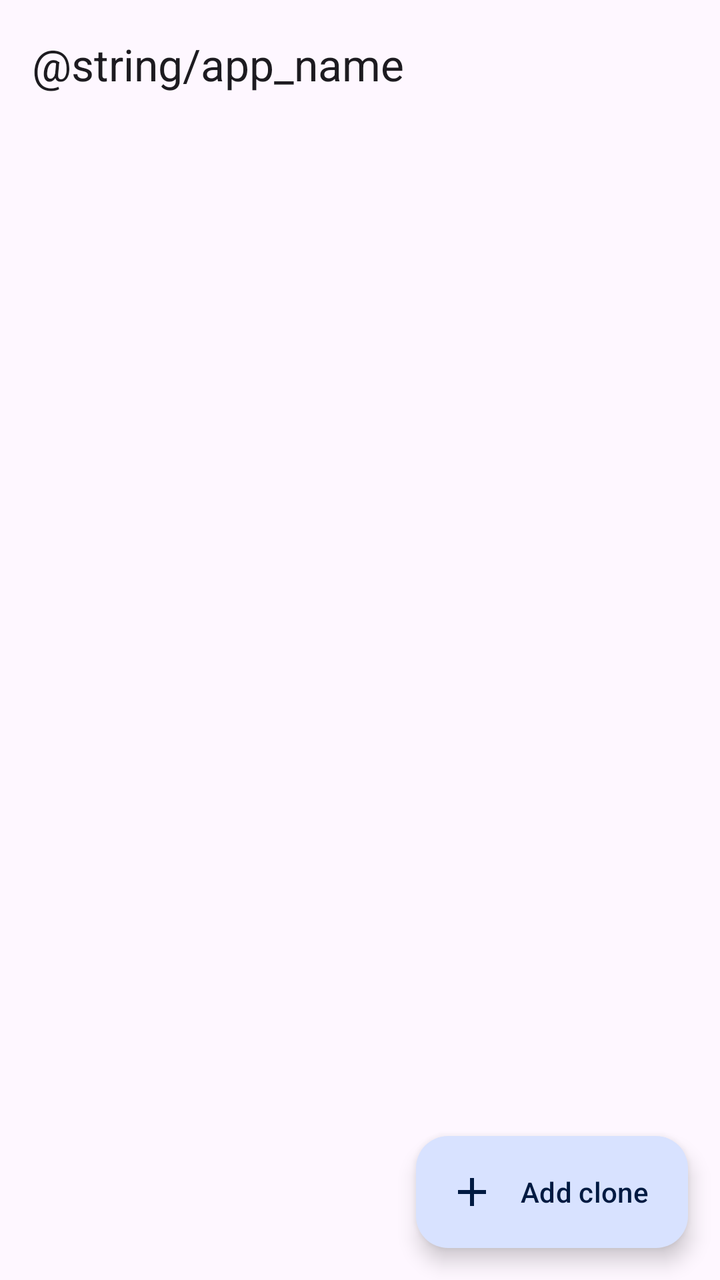
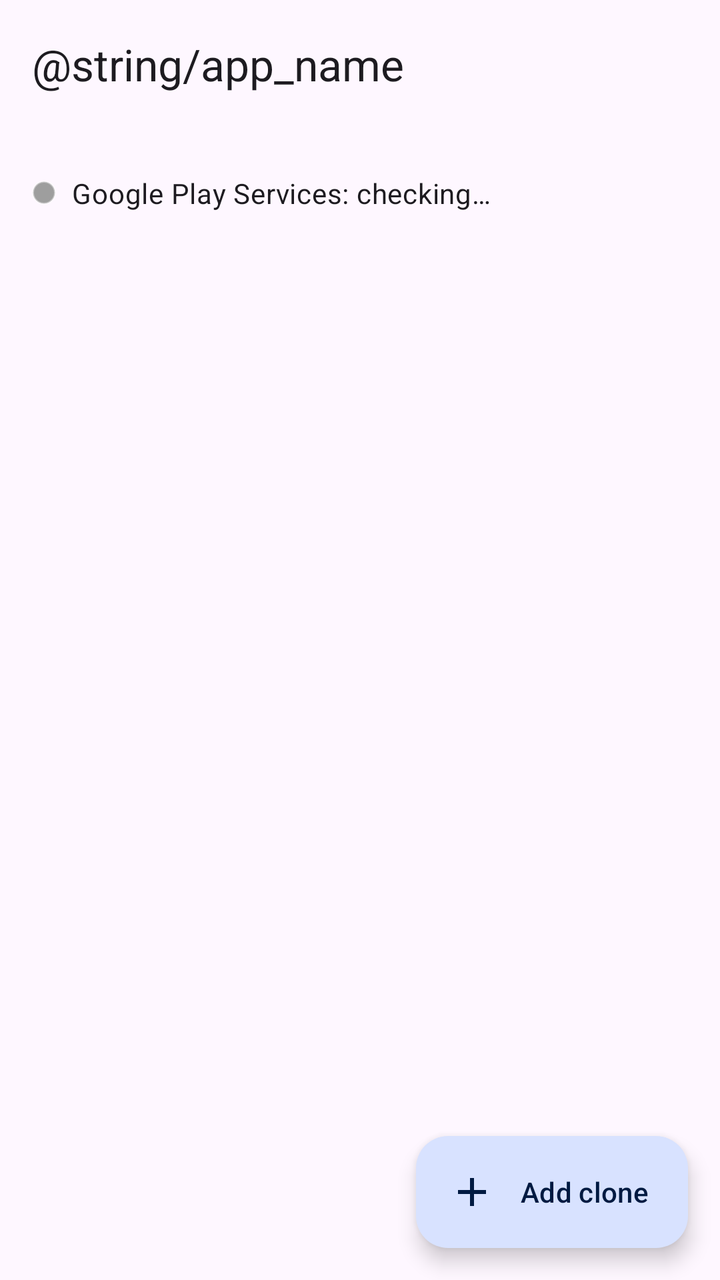

Compare the two renders of this Android layout. The source of the first and the diff that turns it into the second are given below.
<!-- AndroidManifest.xml: application theme Theme.DualSpace -->
<!-- res/layout/activity_main.xml -->
<?xml version="1.0" encoding="utf-8"?>
<androidx.coordinatorlayout.widget.CoordinatorLayout xmlns:android="http://schemas.android.com/apk/res/android"
    xmlns:app="http://schemas.android.com/apk/res-auto"
    android:layout_width="match_parent"
    android:layout_height="match_parent"
    android:background="?attr/colorSurface">

    <com.google.android.material.appbar.AppBarLayout
        android:id="@+id/appbar"
        android:layout_width="match_parent"
        android:layout_height="wrap_content"
        android:fitsSystemWindows="true">

        <com.google.android.material.appbar.MaterialToolbar
            android:id="@+id/toolbar"
            android:layout_width="match_parent"
            android:layout_height="?attr/actionBarSize"
            app:title="@string/app_name" />

        <LinearLayout
            android:layout_width="match_parent"
            android:layout_height="wrap_content"
            android:orientation="horizontal"
            android:paddingStart="16dp"
            android:paddingEnd="16dp"
            android:paddingBottom="12dp">

            <TextView
                android:id="@+id/subtitle"
                android:layout_width="0dp"
                android:layout_height="wrap_content"
                android:layout_weight="1"
                android:textAppearance="?attr/textAppearanceBodyMedium"
                android:textColor="?attr/colorOnSurfaceVariant" />

            <TextView
                android:id="@+id/storage"
                android:layout_width="wrap_content"
                android:layout_height="wrap_content"
                android:textAppearance="?attr/textAppearanceBodyMedium"
                android:textColor="?attr/colorOnSurfaceVariant" />
        </LinearLayout>
    </com.google.android.material.appbar.AppBarLayout>

    <androidx.recyclerview.widget.RecyclerView
        android:id="@+id/grid"
        android:layout_width="match_parent"
        android:layout_height="match_parent"
        android:clipToPadding="false"
        android:padding="8dp"
        android:paddingBottom="96dp"
        app:layout_behavior="@string/appbar_scrolling_view_behavior" />

    <LinearLayout
        android:id="@+id/empty"
        android:layout_width="match_parent"
        android:layout_height="match_parent"
        android:gravity="center"
        android:orientation="vertical"
        android:padding="32dp"
        android:visibility="gone"
        app:layout_behavior="@string/appbar_scrolling_view_behavior">

        <ImageView
            android:layout_width="96dp"
            android:layout_height="96dp"
            android:alpha="0.6"
            android:contentDescription="@null"
            android:src="@drawable/ic_logo"
            app:tint="?attr/colorPrimary" />

        <TextView
            android:layout_width="wrap_content"
            android:layout_height="wrap_content"
            android:layout_marginTop="16dp"
            android:gravity="center"
            android:text="@string/empty_title"
            android:textAppearance="?attr/textAppearanceTitleMedium" />

        <TextView
            android:layout_width="wrap_content"
            android:layout_height="wrap_content"
            android:layout_marginTop="8dp"
            android:gravity="center"
            android:text="@string/empty_desc"
            android:textAppearance="?attr/textAppearanceBodyMedium"
            android:textColor="?attr/colorOnSurfaceVariant" />
    </LinearLayout>

    <com.google.android.material.progressindicator.LinearProgressIndicator
        android:id="@+id/progress"
        android:layout_width="match_parent"
        android:layout_height="wrap_content"
        android:indeterminate="true"
        android:visibility="gone"
        app:layout_anchor="@id/appbar"
        app:layout_anchorGravity="bottom" />

    <com.google.android.material.floatingactionbutton.ExtendedFloatingActionButton
        android:id="@+id/fab"
        android:layout_width="wrap_content"
        android:layout_height="wrap_content"
        android:layout_gravity="bottom|end"
        android:layout_margin="16dp"
        android:text="@string/action_add_clone"
        app:icon="@drawable/ic_add" />
</androidx.coordinatorlayout.widget.CoordinatorLayout>
<!-- resources referenced by this layout -->
<resources>
  <!-- drawable ic_add (drawable) -->
  <vector xmlns:android="http://schemas.android.com/apk/res/android" android:width="24dp" android:height="24dp" android:viewportWidth="24" android:viewportHeight="24" android:tint="?attr/colorControlNormal">
      <path android:fillColor="@android:color/white" android:pathData="M19,13h-6v6h-2v-6H5v-2h6V5h2v6h6v2z" />
  </vector>
  <!-- drawable ic_logo (drawable) -->
  <vector xmlns:android="http://schemas.android.com/apk/res/android"
      android:width="108dp" android:height="108dp"
      android:viewportWidth="108" android:viewportHeight="108">
      <path android:fillColor="#FFFFFF" android:fillAlpha="0.55"
          android:pathData="M30,26 h36 a8,8 0 0 1 8,8 v36 a8,8 0 0 1 -8,8 h-36 a8,8 0 0 1 -8,-8 v-36 a8,8 0 0 1 8,-8 z" />
      <path android:fillColor="#FFFFFF"
          android:pathData="M42,38 h36 a8,8 0 0 1 8,8 v36 a8,8 0 0 1 -8,8 h-36 a8,8 0 0 1 -8,-8 v-36 a8,8 0 0 1 8,-8 z" />
      <path android:fillColor="#1E63C8"
          android:pathData="M57,52 h6 v8 h8 v6 h-8 v8 h-6 v-8 h-8 v-6 h8 z" />
  </vector>
  <string name="action_add_clone">Add clone</string>
  <string name="empty_desc">Tap “Add clone” to create a second copy of any app. You can clone the same app as many times as you like.</string>
  <string name="empty_title">No clones yet</string>
  <style name="Theme.DualSpace" parent="Theme.Material3.DayNight.NoActionBar">
          <item name="colorPrimary">@color/seed_primary</item>
          <item name="colorOnPrimary">@android:color/white</item>
          <item name="colorPrimaryContainer">@color/seed_primary_container</item>
          <item name="colorOnPrimaryContainer">@color/seed_on_primary_container</item>
          <item name="colorSecondary">@color/seed_secondary</item>
          <item name="android:statusBarColor">@android:color/transparent</item>
          <item name="android:windowLightStatusBar">true</item>
          <item name="android:navigationBarColor">@android:color/transparent</item>
      </style>
  <color name="seed_primary">#1E63C8</color>
  <color name="seed_primary_container">#D8E2FF</color>
  <color name="seed_on_primary_container">#001A41</color>
  <color name="seed_secondary">#00A67E</color>
</resources>

<!-- the commit's change to res/layout/activity_main.xml (unified diff, before → after) -->
@@ -22,8 +22,7 @@
             android:layout_height="wrap_content"
             android:orientation="horizontal"
             android:paddingStart="16dp"
-            android:paddingEnd="16dp"
-            android:paddingBottom="12dp">
+            android:paddingEnd="16dp">
 
             <TextView
                 android:id="@+id/subtitle"
@@ -39,6 +38,44 @@
                 android:layout_height="wrap_content"
                 android:textAppearance="?attr/textAppearanceBodyMedium"
                 android:textColor="?attr/colorOnSurfaceVariant" />
+        </LinearLayout>
+
+        
+        <LinearLayout
+            android:id="@+id/gmsRow"
+            android:layout_width="match_parent"
+            android:layout_height="wrap_content"
+            android:gravity="center_vertical"
+            android:orientation="horizontal"
+            android:paddingStart="16dp"
+            android:paddingTop="4dp"
+            android:paddingEnd="8dp"
+            android:paddingBottom="8dp">
+
+            <ImageView
+                android:id="@+id/dotGms"
+                android:layout_width="12dp"
+                android:layout_height="12dp"
+                android:layout_marginEnd="8dp"
+                android:contentDescription="@null"
+                android:src="@drawable/dot_grey" />
+
+            <TextView
+                android:id="@+id/gmsStatus"
+                android:layout_width="0dp"
+                android:layout_height="wrap_content"
+                android:layout_weight="1"
+                android:text="@string/gms_status_checking"
+                android:textAppearance="?attr/textAppearanceBodyMedium" />
+
+            <com.google.android.material.button.MaterialButton
+                android:id="@+id/btnGmsFix"
+                style="@style/Widget.Material3.Button.TextButton"
+                android:layout_width="wrap_content"
+                android:layout_height="wrap_content"
+                android:minHeight="36dp"
+                android:text="@string/action_fix"
+                android:visibility="gone" />
         </LinearLayout>
     </com.google.android.material.appbar.AppBarLayout>
 
<!-- resource entries referenced after the edit -->
@@ -1,5 +1,11 @@
 <!-- resources referenced by this layout -->
 <resources>
+  <!-- drawable dot_grey (drawable) -->
+  <?xml version="1.0" encoding="utf-8"?>
+  <shape xmlns:android="http://schemas.android.com/apk/res/android" android:shape="oval">
+      <solid android:color="#9E9E9E" />
+      <stroke android:width="1dp" android:color="#66FFFFFF" />
+  </shape>
   <!-- drawable ic_add (drawable) -->
   <vector xmlns:android="http://schemas.android.com/apk/res/android" android:width="24dp" android:height="24dp" android:viewportWidth="24" android:viewportHeight="24" android:tint="?attr/colorControlNormal">
       <path android:fillColor="@android:color/white" android:pathData="M19,13h-6v6h-2v-6H5v-2h6V5h2v6h6v2z" />
@@ -16,8 +22,10 @@
           android:pathData="M57,52 h6 v8 h8 v6 h-8 v8 h-6 v-8 h-8 v-6 h8 z" />
   </vector>
   <string name="action_add_clone">Add clone</string>
+  <string name="action_fix">Fix</string>
   <string name="empty_desc">Tap “Add clone” to create a second copy of any app. You can clone the same app as many times as you like.</string>
   <string name="empty_title">No clones yet</string>
+  <string name="gms_status_checking">Google Play Services: checking…</string>
   <style name="Theme.DualSpace" parent="Theme.Material3.DayNight.NoActionBar">
           <item name="colorPrimary">@color/seed_primary</item>
           <item name="colorOnPrimary">@android:color/white</item>
